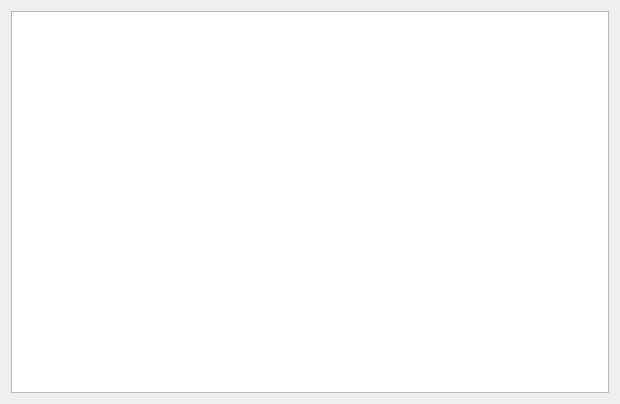
Before: the Qt Designer form SilkRoute/Suppliers/supplierwidget.ui in kalouantonis/SilkRoute, drawn with Qt 5.
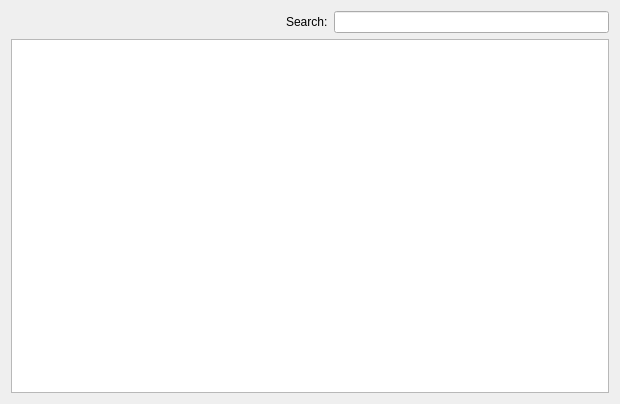
After: the same form once the commit is applied.

Commit message: Added validators, made connections to actions for supplierwidget

```diff
--- a/SilkRoute/Suppliers/supplierwidget.ui
+++ b/SilkRoute/Suppliers/supplierwidget.ui
@@ -13,8 +13,35 @@
   <property name="windowTitle">
    <string>Suppliers</string>
   </property>
-  <layout class="QHBoxLayout" name="horizontalLayout">
-   <item>
+  <layout class="QGridLayout" name="gridLayout">
+   <item row="0" column="0">
+    <layout class="QHBoxLayout" name="horizontalLayout">
+     <item>
+      <spacer name="horizontalSpacer">
+       <property name="orientation">
+        <enum>Qt::Horizontal</enum>
+       </property>
+       <property name="sizeHint" stdset="0">
+        <size>
+         <width>40</width>
+         <height>20</height>
+        </size>
+       </property>
+      </spacer>
+     </item>
+     <item>
+      <widget class="QLabel" name="searchLabel">
+       <property name="text">
+        <string>Search:</string>
+       </property>
+      </widget>
+     </item>
+     <item>
+      <widget class="QLineEdit" name="txtSearch"/>
+     </item>
+    </layout>
+   </item>
+   <item row="1" column="0">
     <widget class="QTableView" name="tableView">
      <property name="alternatingRowColors">
       <bool>true</bool>
```
The commit also changes 7 other files.
